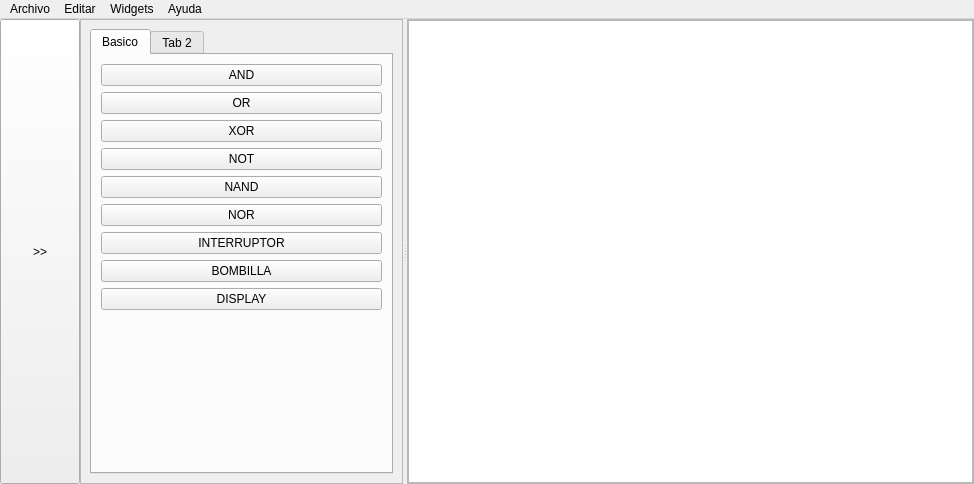
Above: resources/ui/ventana1.ui from davidlb025/DaLogic before the change. Below: the same form after it.
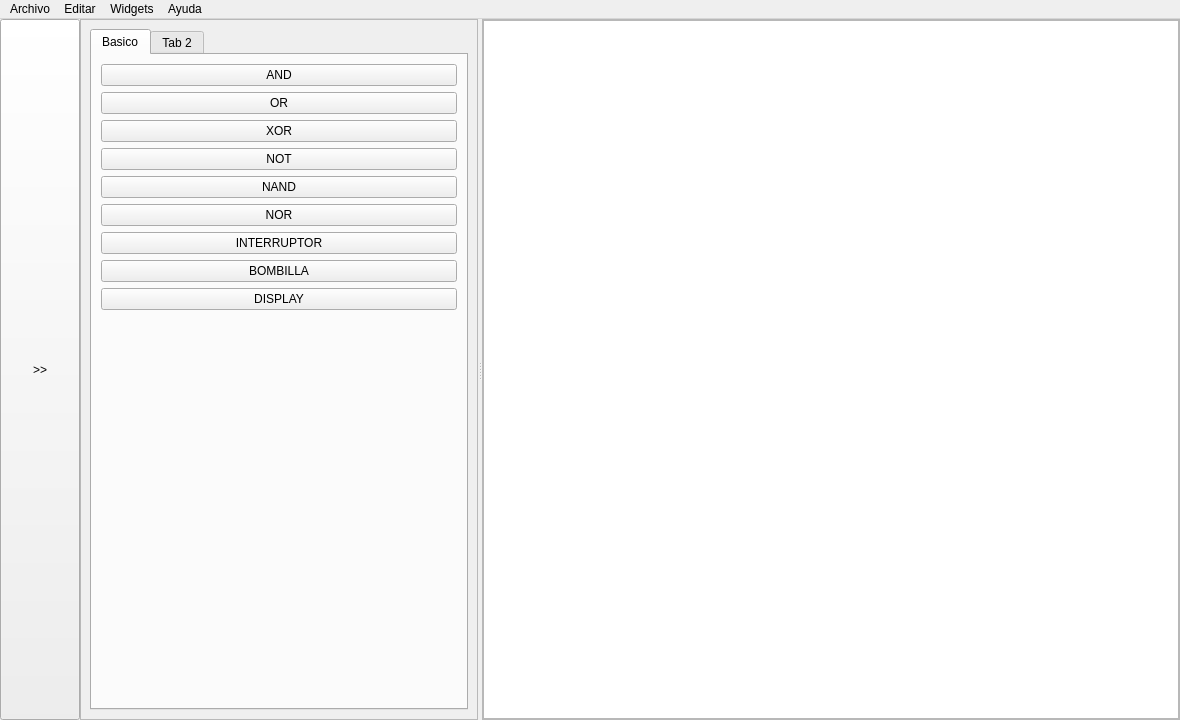
That is the form after the change. Icons and pictures are not drawn. Custom widgets are drawn as their Qt base class.

What changed in the file:
```diff
--- a/resources/ui/ventana1.ui
+++ b/resources/ui/ventana1.ui
@@ -6,8 +6,8 @@
    <rect>
     <x>0</x>
     <y>0</y>
-    <width>974</width>
-    <height>484</height>
+    <width>1180</width>
+    <height>720</height>
    </rect>
   </property>
   <property name="windowTitle">
@@ -17,6 +17,23 @@
    <bool>false</bool>
   </property>
   <widget class="QWidget" name="centralwidget">
+   <layout class="QVBoxLayout" name="verticalLayoutMain">
+    <property name="spacing">
+     <number>0</number>
+    </property>
+    <property name="leftMargin">
+     <number>0</number>
+    </property>
+    <property name="topMargin">
+     <number>0</number>
+    </property>
+    <property name="rightMargin">
+     <number>0</number>
+    </property>
+    <property name="bottomMargin">
+     <number>0</number>
+    </property>
+    <item>
    <layout class="QHBoxLayout" name="horizontalLayout">
     <property name="spacing">
      <number>0</number>
@@ -90,7 +107,7 @@
       <widget class="QScrollArea" name="menu">
        <property name="minimumSize">
         <size>
-         <width>200</width>
+           <width>180</width>
          <height>0</height>
         </size>
        </property>
@@ -211,7 +228,7 @@
       <widget class="QFrame" name="board">
        <property name="minimumSize">
         <size>
-         <width>500</width>
+           <width>220</width>
          <height>0</height>
         </size>
        </property>
@@ -243,6 +260,8 @@
        </layout>
       </widget>
      </widget>
+      </item>
+     </layout>
     </item>
    </layout>
   </widget>
@@ -258,7 +277,7 @@
    <property name="autoFillBackground">
     <bool>false</bool>
    </property>
-   <widget class="QMenu" name="menuArchivo">
+   <widget class="ShortcutMenu" name="menuArchivo">
     <property name="title">
      <string>Archivo</string>
     </property>
@@ -277,7 +296,7 @@
     <addaction name="actionConfiguracion"/>
     <addaction name="actionSalir"/>
    </widget>
-   <widget class="QMenu" name="menuEditar">
+   <widget class="ShortcutMenu" name="menuEditar">
     <property name="title">
      <string>Editar</string>
     </property>
@@ -285,14 +304,14 @@
     <addaction name="actionPegar"/>
     <addaction name="actionCortar"/>
    </widget>
-   <widget class="QMenu" name="menuAyuda">
+   <widget class="ShortcutMenu" name="menuAyuda">
     <property name="title">
      <string>Ayuda</string>
     </property>
     <addaction name="actionTutorial"/>
     <addaction name="actionSobre_Nosotros_2"/>
    </widget>
-   <widget class="QMenu" name="menuWidgets">
+   <widget class="ShortcutMenu" name="menuWidgets">
     <property name="title">
      <string>Widgets</string>
     </property>
@@ -301,10 +320,10 @@
     <addaction name="separator"/>
     <addaction name="actionCrear_Seccion"/>
    </widget>
-   <addaction name="menuArchivo"/>
-   <addaction name="menuEditar"/>
-   <addaction name="menuWidgets"/>
-   <addaction name="menuAyuda"/>
+   <addaction name="menuArchivo" />
+   <addaction name="menuEditar" />
+   <addaction name="menuWidgets" />
+   <addaction name="menuAyuda" />
   </widget>
   <action name="actionNuevo">
    <property name="icon">
@@ -545,6 +564,12 @@
   </action>
  </widget>
  <customwidgets>
+  <customwidget>
+   <class>ShortcutMenu</class>
+   <extends>QMenu</extends>
+   <header>widgets.visual</header>
+   <container>1</container>
+  </customwidget>
   <customwidget>
    <class>BoardView</class>
    <extends>QGraphicsView</extends>
```
Left out of the diff: 56 changed lines with no effect on the pictures. Lines whose indentation alone changed are shown as unchanged.
